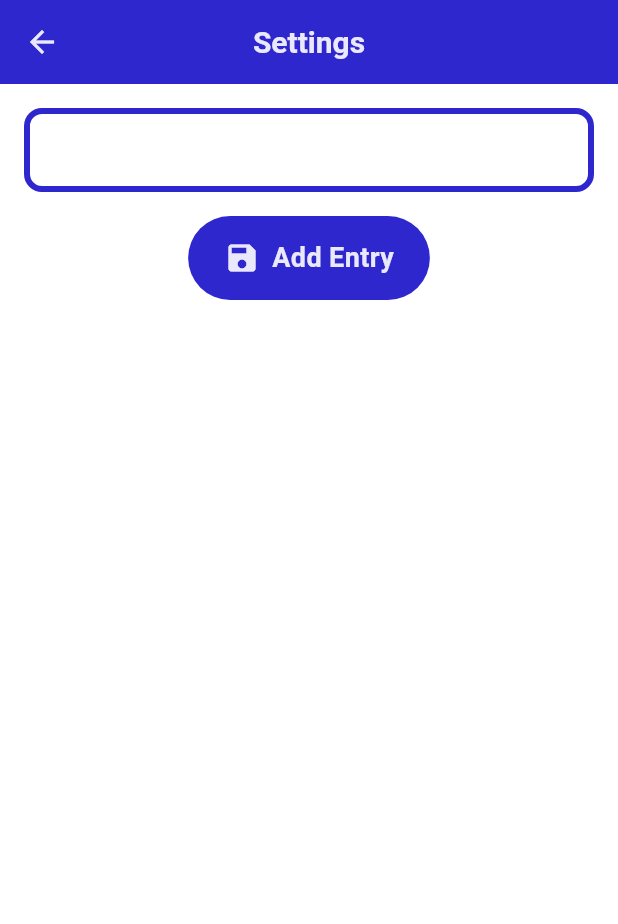
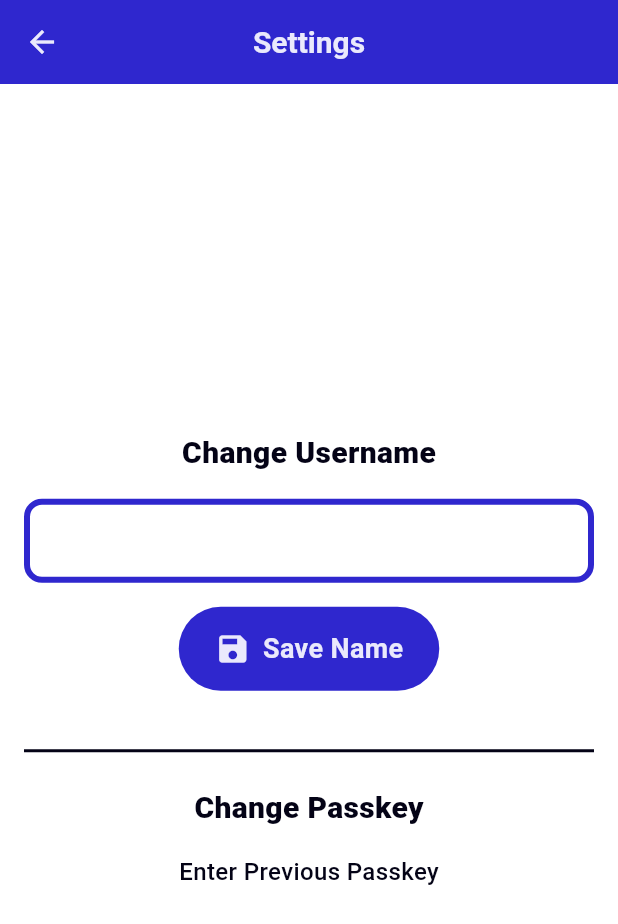
Before and after one commit to Mrityunjayyshukla/Passcode-Manager, a Flutter app: the SettingsPage screen opened directly, on a phone screen of 412 x 824 dp. Shown: the top 924 px of the screen. Run offline on Flutter 3.47's test engine with Material 3 defaults, Android fonts, the phone set to English and light mode, and no system bars; our stand-ins replace shared_preferences; accounts and stored records are empty.

Commit message:
minor fixes

```diff
--- a/lib/entry_details_page.dart
+++ b/lib/entry_details_page.dart
@@ -7,7 +7,7 @@ class RecordDetailsPage extends StatelessWidget {
   @override
   Widget build(BuildContext context) {
     return Scaffold(
-      backgroundColor: Colors.white,
+      backgroundColor: Theme.of(context).colorScheme.primary,
 
       // Appbar
       appBar: AppBar(
--- a/lib/settings_page.dart
+++ b/lib/settings_page.dart
@@ -1,4 +1,4 @@
-// ignore_for_file: use_build_context_synchronously
+// ignore_for_file: use_build_context_synchronously, prefer_typing_uninitialized_variables
 
 import 'package:flutter/material.dart';
 import 'package:shared_preferences/shared_preferences.dart';
@@ -11,6 +11,8 @@ class SettingsPage extends StatefulWidget {
 }
 
 class _SettingsPageState extends State<SettingsPage> {
+
+
   final TextEditingController _controller = TextEditingController();
 
   @override
@@ -43,7 +45,17 @@ class _SettingsPageState extends State<SettingsPage> {
       body: Padding(
         padding: const EdgeInsets.all(16.0),
         child: Column(
+          mainAxisAlignment: MainAxisAlignment.center,
           children: [
+            Text(
+              "Change Username",
+              style: TextStyle(
+                color: Theme.of(context).colorScheme.tertiary,
+                fontSize: 20,
+                fontWeight: FontWeight.w800,
+              ),
+            ),
+            const SizedBox(height: 16,),
             Container(
               padding: const EdgeInsets.symmetric(horizontal: 8),
               decoration: BoxDecoration(
@@ -89,7 +101,7 @@ class _SettingsPageState extends State<SettingsPage> {
                       ),
                       const SizedBox(width: 8),
                       Text(
-                        "Add Entry",
+                        "Save Name",
                         style: TextStyle(
                           color: Theme.of(context).colorScheme.onSecondary,
                           fontSize: 18,
@@ -100,7 +112,28 @@ class _SettingsPageState extends State<SettingsPage> {
                   ),
                 ),
               ),
-            )
+            ),
+            const SizedBox(height: 32,),
+            Divider(thickness: 2, color: Theme.of(context).colorScheme.tertiary,),
+            const SizedBox(height: 16,),
+            Text(
+              "Change Passkey",
+              style: TextStyle(
+                color: Theme.of(context).colorScheme.tertiary,
+                fontSize: 20,
+                fontWeight: FontWeight.w800,
+              ),
+            ),
+            const SizedBox(height: 16,),
+            Text(
+              "Enter Previous Passkey",
+              style: TextStyle(
+                color: Theme.of(context).colorScheme.tertiary,
+                fontSize: 16,
+                fontWeight: FontWeight.w500,
+              ),
+            ),
+
           ],
         ),
       ),
```
Also changed, not shown: lib/passkey.dart (+78 -113 lines).
